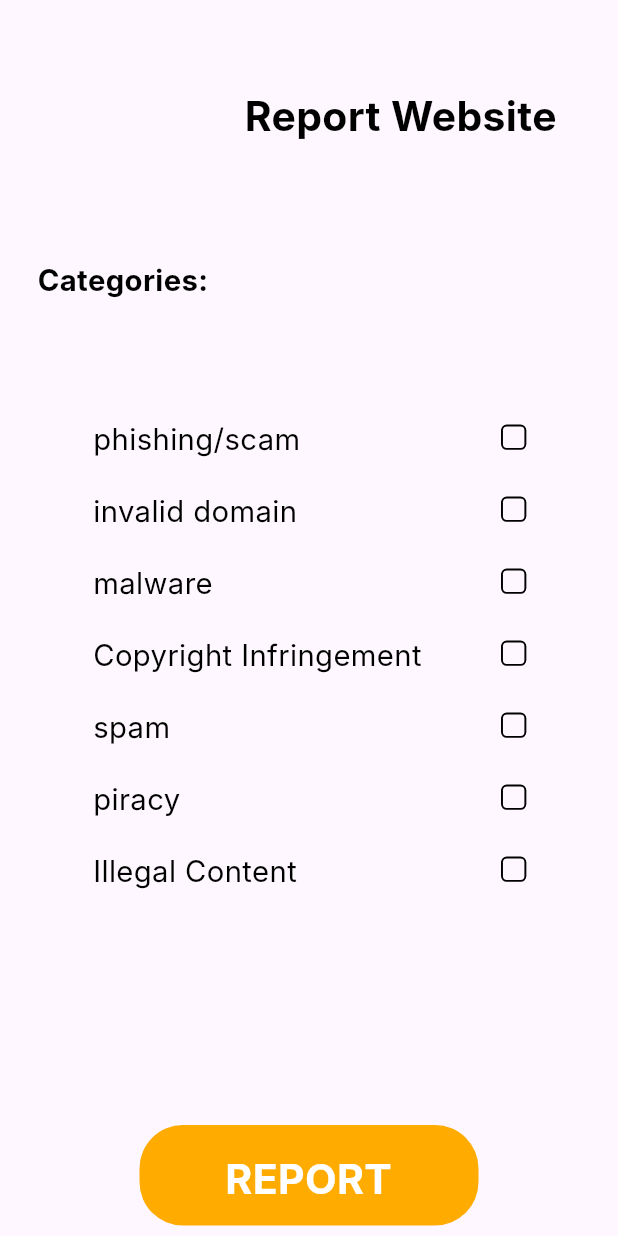
After one commit to Twilight-Fox/ancc-24-team-acre, a Flutter app: the ReportWebsiteScreen screen opened by its route, on a phone screen of 412 x 824 dp. The commit adds this screen. Run offline on Flutter 3.47's test engine with Material 3 defaults, Android fonts, the phone set to English and light mode, and no system bars; our stand-ins replace flutter_dotenv, flutter_svg, go_router, image_picker, loading_animation_widget, permission_handler and 1 more; missing offline and left inert: flutter_jailbreak_detection, mobile_scanner; accounts and stored records are empty; Roboto replaces fonts that are missing (Inter).

Commit message:
feat: work on report UI

```diff
--- a/lib/main.dart
+++ b/lib/main.dart
@@ -24,6 +24,7 @@ import 'src/real_time_scanning_and_security_check/secure_screen.dart';
 import 'src/real_time_scanning_and_security_check/insecure_screen.dart';
 import 'src/real_time_scanning_and_security_check/threat_details_screen.dart';
 import 'src/real_time_scanning_and_security_check/scan_history_screen.dart';
+import 'src/report_website_screen.dart';
 import 'src/jailbreak_detection/jailbreak_request_screen.dart';
 import 'src/jailbreak_detection/jailbreak_secure_screen.dart';
 import 'src/jailbreak_detection/jailbreak_insecure_screen.dart';
@@ -174,6 +175,11 @@ final GoRouter _router = GoRouter(
           const ScanHistoryScreen(),
     ),
     GoRoute(
+      path: '/report_website',
+      builder: (BuildContext context, GoRouterState state) =>
+          const ReportWebsiteScreen()
+    ),
+    GoRoute(
       path: '/jailbreak_detection/confirm',
       builder: (BuildContext context, GoRouterState state) =>
           const JailbreakRequestScreen(),
--- a/lib/src/profile_screen.dart
+++ b/lib/src/profile_screen.dart
@@ -12,7 +12,6 @@ class ProfileScreen extends StatefulWidget {
 }
 
 class _ProfileScreenState extends State<ProfileScreen> {
-
   String _username = 'username';
   String _email = 'email';
 
@@ -22,7 +21,7 @@ class _ProfileScreenState extends State<ProfileScreen> {
     loadData();
   }
 
-  Future<void> loadData() async{
+  Future<void> loadData() async {
     final supabase = context.read<SupabaseState>().supabase;
     final userID = context.read<SupabaseState>().userID;
 
@@ -131,7 +130,7 @@ class _ProfileScreenState extends State<ProfileScreen> {
               _username,
               textAlign: TextAlign.center,
               style: const TextStyle(
-                  color:  Color.fromRGBO(0, 0, 0, 1),
+                  color: Color.fromRGBO(0, 0, 0, 1),
                   fontFamily: 'Inter',
                   fontSize: 27.399999618530273,
                   letterSpacing:
--- a/lib/src/real_time_scanning_and_security_check/insecure_screen.dart
+++ b/lib/src/real_time_scanning_and_security_check/insecure_screen.dart
@@ -137,10 +137,14 @@ class InsecureScreen extends StatelessWidget {
                       decorationColor: Color.fromRGBO(222, 18, 18, 1),
                       height: 1),
                 )),
-            const Positioned(
+            Positioned(
                 top: 784,
                 left: 284,
-                child: Text(
+                child: InkWell(
+                  onTap: () {
+                    context.go('/report_website');
+                  },
+                  child: const Text(
                     '     report',
                     textAlign: TextAlign.left,
                     style: TextStyle(
@@ -150,7 +154,11 @@ class InsecureScreen extends StatelessWidget {
                         letterSpacing:
                             0 /*percentages not used in flutter. defaulting to zero*/,
                         fontWeight: FontWeight.normal,
-                      height: 1),
+                        height: 1,
+                        decoration: TextDecoration.underline,
+                        decorationColor: Colors.white,
+                        ),
+                  ),
                 )),
             Positioned(
                 top: 784.84375,
--- /dev/null
+++ b/lib/src/report_website_screen.dart
@@ -0,0 +1,207 @@
+import 'package:flutter/material.dart';
+
+class ReportWebsiteScreen extends StatelessWidget {
+  const ReportWebsiteScreen({super.key});
+
+  @override
+  Widget build(BuildContext context) {
+    return Scaffold(
+      body: Stack(
+        children: [
+          const Positioned(
+            left: 163,
+            top: 61,
+            child: SizedBox(
+              width: 221,
+              height: 70,
+              child: Text(
+                'Report Website',
+                style: TextStyle(
+                  color: Colors.black,
+                  fontSize: 27.26,
+                  fontFamily: 'Inter',
+                  fontWeight: FontWeight.w700,
+                  height: 0,
+                ),
+              ),
+            ),
+          ),
+          const Positioned(
+            left: 25,
+            top: 175,
+            child: SizedBox(
+              width: 138,
+              height: 31,
+              child: Text(
+                'Categories:',
+                style: TextStyle(
+                  color: Colors.black,
+                  fontSize: 19.52,
+                  fontFamily: 'Inter',
+                  fontWeight: FontWeight.w700,
+                  height: 0,
+                ),
+              ),
+            ),
+          ),
+          const Positioned(
+            left: 62,
+            top: 281,
+            child: SizedBox(
+              width: 280,
+              height: 469,
+              child: Text(
+                'phishing/scam\n\ninvalid domain\n\nmalware\n\nCopyright Infringement\n\nspam\n\npiracy\n\nIllegal Content\n\n\n\n',
+                style: TextStyle(
+                  color: Colors.black,
+                  fontSize: 19.52,
+                  fontFamily: 'Inter',
+                  fontWeight: FontWeight.w400,
+                  height: 0,
+                ),
+              ),
+            ),
+          ),
+          Positioned(
+            left: 334,
+            top: 283,
+            child: Container(
+              width: 16.90,
+              height: 16.90,
+              decoration: ShapeDecoration(
+                color: const Color(0x00F1F1F1),
+                shape: RoundedRectangleBorder(
+                  side: const BorderSide(width: 1.30),
+                  borderRadius: BorderRadius.circular(3.90),
+                ),
+              ),
+            ),
+          ),
+          Positioned(
+            left: 334,
+            top: 331,
+            child: Container(
+              width: 16.90,
+              height: 16.90,
+              decoration: ShapeDecoration(
+                color: const Color(0x00F1F1F1),
+                shape: RoundedRectangleBorder(
+                  side: const BorderSide(width: 1.30),
+                  borderRadius: BorderRadius.circular(3.90),
+                ),
+              ),
+            ),
+          ),
+          Positioned(
+            left: 334,
+            top: 379,
+            child: Container(
+              width: 16.90,
+              height: 16.90,
+              decoration: ShapeDecoration(
+                color: const Color(0x00F1F1F1),
+                shape: RoundedRectangleBorder(
+                  side: const BorderSide(width: 1.30),
+                  borderRadius: BorderRadius.circular(3.90),
+                ),
+              ),
+            ),
+          ),
+          Positioned(
+            left: 334,
+            top: 427,
+            child: Container(
+              width: 16.90,
+              height: 16.90,
+              decoration: ShapeDecoration(
+                color: const Color(0x00F1F1F1),
+                shape: RoundedRectangleBorder(
+                  side: const BorderSide(width: 1.30),
+                  borderRadius: BorderRadius.circular(3.90),
+                ),
+              ),
+            ),
+          ),
+          Positioned(
+            left: 334,
+            top: 475,
+            child: Container(
+              width: 16.90,
+              height: 16.90,
+              decoration: ShapeDecoration(
+                color: const Color(0x00F1F1F1),
+                shape: RoundedRectangleBorder(
+                  side: const BorderSide(width: 1.30),
+                  borderRadius: BorderRadius.circular(3.90),
+                ),
+              ),
+            ),
+          ),
+          Positioned(
+            left: 334,
+            top: 523,
+            child: Container(
+              width: 16.90,
+              height: 16.90,
+              decoration: ShapeDecoration(
+                color: const Color(0x00F1F1F1),
+                shape: RoundedRectangleBorder(
+                  side: const BorderSide(width: 1.30),
+                  borderRadius: BorderRadius.circular(3.90),
+                ),
+              ),
+            ),
+          ),
+          Positioned(
+            left: 334,
+            top: 571,
+            child: Container(
+              width: 16.90,
+              height: 16.90,
+              decoration: ShapeDecoration(
+                color: const Color(0x00F1F1F1),
+                shape: RoundedRectangleBorder(
+                  side: const BorderSide(width: 1.30),
+                  borderRadius: BorderRadius.circular(3.90),
+                ),
+              ),
+            ),
+          ),
+          Positioned(
+            left: 93,
+            top: 750,
+            child: Container(
+              width: 226,
+              height: 67,
+              decoration: ShapeDecoration(
+                color: const Color(0xFFFFAB00),
+                shape: RoundedRectangleBorder(
+                  borderRadius: BorderRadius.circular(29),
+                ),
+              ),
+            ),
+          ),
+          const Positioned(
+            left: 26,
+            top: 769,
+            child: SizedBox(
+              width: 359.62,
+              height: 43.38,
+              child: Text(
+                'REPORT',
+                textAlign: TextAlign.center,
+                style: TextStyle(
+                  color: Colors.white,
+                  fontSize: 27.40,
+                  fontFamily: 'Inter',
+                  fontWeight: FontWeight.w700,
+                  height: 0,
+                ),
+              ),
+            ),
+          ),
+        ],
+      ),
+    );
+  }
+}
--- a/lib/src/settings_screen.dart
+++ b/lib/src/settings_screen.dart
@@ -1,7 +1,8 @@
 import 'package:flutter/material.dart';
+import 'package:provider/provider.dart';
+import 'package:go_router/go_router.dart';
 import 'package:flutter_svg/flutter_svg.dart';
-import 'package:go_router/go_router.dart';
-import 'package:provider/provider.dart';
+
 import '../main.dart';
 
 class SettingsScreen extends StatefulWidget {
@@ -21,18 +22,10 @@ class _SettingsScreenState extends State<SettingsScreen> {
           content: const Text('Are you sure you want to delete your account?'),
           actions: <Widget>[
             TextButton(
-              onPressed: () async {
-                // Code to delete the item goes here
+              onPressed: () {
                 Navigator.of(context).pop(); // Close the dialog
                 final supabase = context.read<SupabaseState>().supabase;
                 final userID = context.read<SupabaseState>().userID;
-
-                if (userID == null) {
-                  return;
-                } else {
-                  await supabase.from('profiles').delete().eq('id', userID);
-                }
-                Navigator.of(context).pop();
               },
               child: const Text('DELETE'),
             ),
```
Also changed, not shown: lib/src/change_password_screen.dart (+9 -19 lines), assets/images/leftArrowIcon.png (added). Lines whose indentation alone changed are shown as unchanged.
